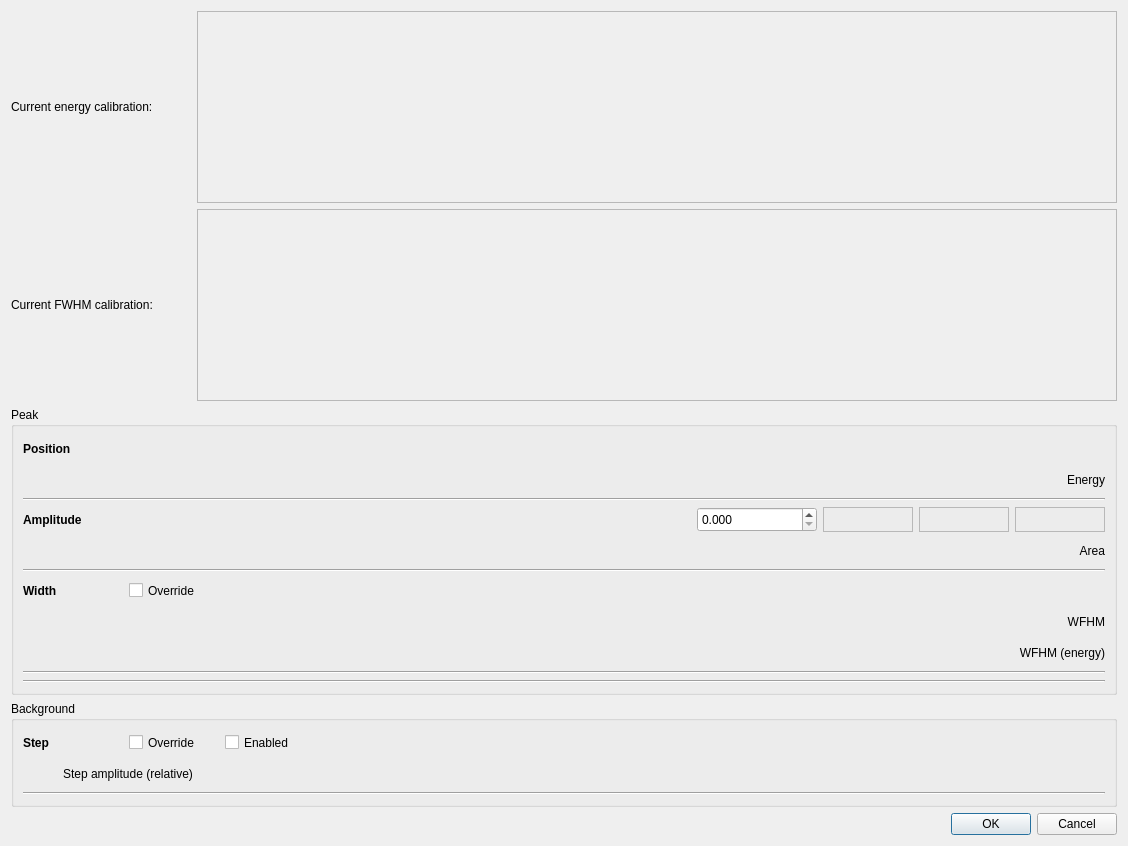
Above: source/gui/fitter/FormPeakInfo.ui from martukas/daquiri-qpx before the change. Below: the same form after it.
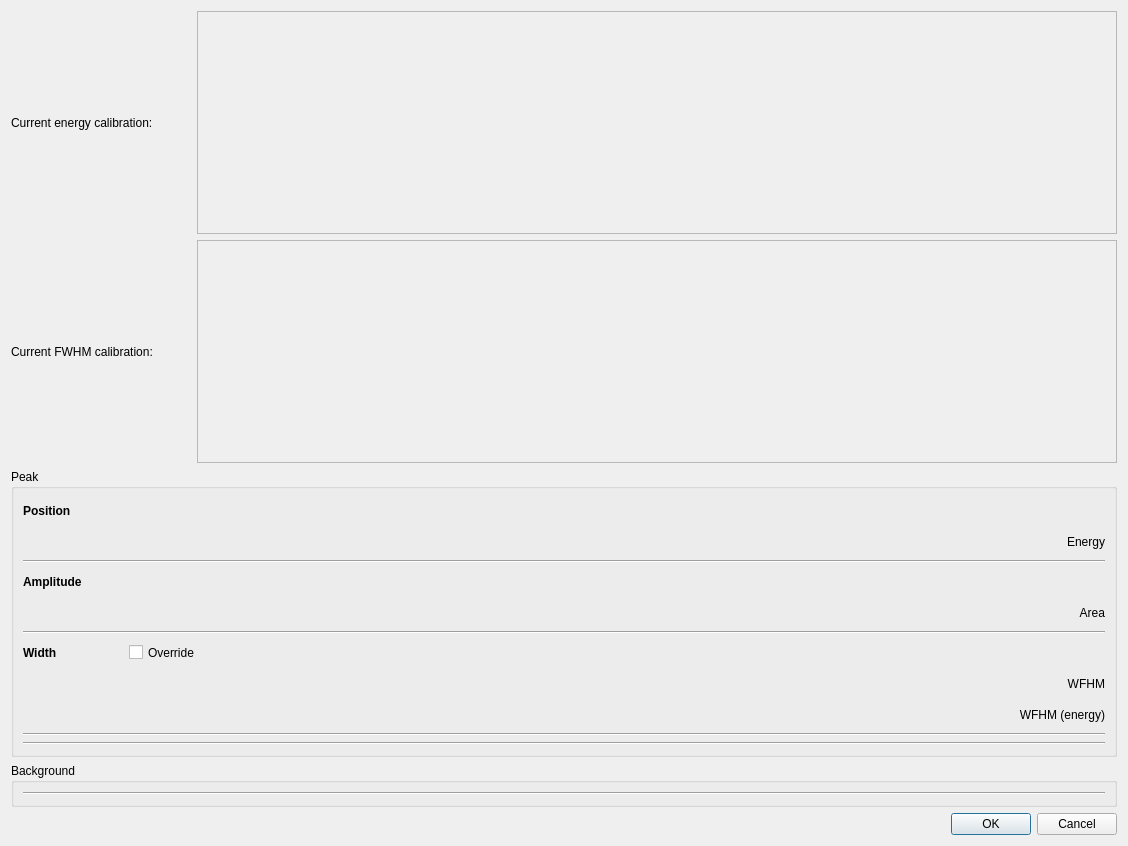
That is the form after the change. Icons and pictures are not drawn.

What changed in the file:
```diff
--- a/source/gui/fitter/FormPeakInfo.ui
+++ b/source/gui/fitter/FormPeakInfo.ui
@@ -66,136 +66,6 @@
             </property>
            </widget>
           </item>
-          <item>
-           <widget class="QDoubleSpinBox" name="doubleAmplitude">
-            <property name="minimumSize">
-             <size>
-              <width>120</width>
-              <height>25</height>
-             </size>
-            </property>
-            <property name="maximumSize">
-             <size>
-              <width>120</width>
-              <height>25</height>
-             </size>
-            </property>
-            <property name="decimals">
-             <number>3</number>
-            </property>
-            <property name="minimum">
-             <double>0.000000000000000</double>
-            </property>
-            <property name="maximum">
-             <double>9999999999999999635896294965248.000000000000000</double>
-            </property>
-            <property name="singleStep">
-             <double>0.100000000000000</double>
-            </property>
-           </widget>
-          </item>
-          <item>
-           <widget class="QLabel" name="labelAmplitude">
-            <property name="sizePolicy">
-             <sizepolicy hsizetype="Fixed" vsizetype="Preferred">
-              <horstretch>0</horstretch>
-              <verstretch>0</verstretch>
-             </sizepolicy>
-            </property>
-            <property name="minimumSize">
-             <size>
-              <width>90</width>
-              <height>25</height>
-             </size>
-            </property>
-            <property name="maximumSize">
-             <size>
-              <width>90</width>
-              <height>16777215</height>
-             </size>
-            </property>
-            <property name="frameShape">
-             <enum>QFrame::StyledPanel</enum>
-            </property>
-            <property name="frameShadow">
-             <enum>QFrame::Sunken</enum>
-            </property>
-            <property name="lineWidth">
-             <number>2</number>
-            </property>
-            <property name="text">
-             <string/>
-            </property>
-           </widget>
-          </item>
-          <item>
-           <widget class="QLabel" name="labelAmplitudeUncert">
-            <property name="sizePolicy">
-             <sizepolicy hsizetype="Fixed" vsizetype="Preferred">
-              <horstretch>0</horstretch>
-              <verstretch>0</verstretch>
-             </sizepolicy>
-            </property>
-            <property name="minimumSize">
-             <size>
-              <width>90</width>
-              <height>25</height>
-             </size>
-            </property>
-            <property name="maximumSize">
-             <size>
-              <width>90</width>
-              <height>16777215</height>
-             </size>
-            </property>
-            <property name="frameShape">
-             <enum>QFrame::StyledPanel</enum>
-            </property>
-            <property name="frameShadow">
-             <enum>QFrame::Sunken</enum>
-            </property>
-            <property name="lineWidth">
-             <number>2</number>
-            </property>
-            <property name="text">
-             <string/>
-            </property>
-           </widget>
-          </item>
-          <item>
-           <widget class="QLabel" name="labelAmplitudePercent">
-            <property name="sizePolicy">
-             <sizepolicy hsizetype="Fixed" vsizetype="Preferred">
-              <horstretch>0</horstretch>
-              <verstretch>0</verstretch>
-             </sizepolicy>
-            </property>
-            <property name="minimumSize">
-             <size>
-              <width>90</width>
-              <height>25</height>
-             </size>
-            </property>
-            <property name="maximumSize">
-             <size>
-              <width>90</width>
-              <height>16777215</height>
-             </size>
-            </property>
-            <property name="frameShape">
-             <enum>QFrame::StyledPanel</enum>
-            </property>
-            <property name="frameShadow">
-             <enum>QFrame::Sunken</enum>
-            </property>
-            <property name="lineWidth">
-             <number>2</number>
-            </property>
-            <property name="text">
-             <string/>
-            </property>
-           </widget>
-          </item>
          </layout>
         </item>
         <item row="6" column="0">
@@ -524,135 +394,8 @@
         <string>Background</string>
        </property>
        <layout class="QGridLayout" name="gridLayout_2">
-        <item row="1" column="0">
-         <layout class="QHBoxLayout" name="horizontalStepAmp">
-          <item>
-           <spacer name="horizontalSpacer_4">
-            <property name="orientation">
-             <enum>Qt::Horizontal</enum>
-            </property>
-            <property name="sizeType">
-             <enum>QSizePolicy::Maximum</enum>
-            </property>
-            <property name="sizeHint" stdset="0">
-             <size>
-              <width>40</width>
-              <height>20</height>
-             </size>
-            </property>
-           </spacer>
-          </item>
-          <item>
-           <widget class="QLabel" name="label_12">
-            <property name="minimumSize">
-             <size>
-              <width>0</width>
-              <height>25</height>
-             </size>
-            </property>
-            <property name="maximumSize">
-             <size>
-              <width>16777215</width>
-              <height>25</height>
-             </size>
-            </property>
-            <property name="text">
-             <string>Step amplitude (relative)</string>
-            </property>
-           </widget>
-          </item>
-         </layout>
-        </item>
         <item row="0" column="0">
-         <layout class="QHBoxLayout" name="horizontalLayout_19">
-          <item>
-           <widget class="QLabel" name="label_4">
-            <property name="sizePolicy">
-             <sizepolicy hsizetype="Preferred" vsizetype="Preferred">
-              <horstretch>0</horstretch>
-              <verstretch>0</verstretch>
-             </sizepolicy>
-            </property>
-            <property name="minimumSize">
-             <size>
-              <width>100</width>
-              <height>0</height>
-             </size>
-            </property>
-            <property name="maximumSize">
-             <size>
-              <width>16777215</width>
-              <height>16777215</height>
-             </size>
-            </property>
-            <property name="font">
-             <font>
-              <weight>75</weight>
-              <bold>true</bold>
-             </font>
-            </property>
-            <property name="text">
-             <string>Step</string>
-            </property>
-           </widget>
-          </item>
-          <item>
-           <widget class="QCheckBox" name="checkStepOverride">
-            <property name="enabled">
-             <bool>true</bool>
-            </property>
-            <property name="sizePolicy">
-             <sizepolicy hsizetype="Minimum" vsizetype="Fixed">
-              <horstretch>0</horstretch>
-              <verstretch>0</verstretch>
-             </sizepolicy>
-            </property>
-            <property name="minimumSize">
-             <size>
-              <width>90</width>
-              <height>25</height>
-             </size>
-            </property>
-            <property name="maximumSize">
-             <size>
-              <width>16777215</width>
-              <height>25</height>
-             </size>
-            </property>
-            <property name="text">
-             <string>Override</string>
-            </property>
-           </widget>
-          </item>
-          <item>
-           <widget class="QCheckBox" name="checkStepEnable">
-            <property name="enabled">
-             <bool>true</bool>
-            </property>
-            <property name="sizePolicy">
-             <sizepolicy hsizetype="Expanding" vsizetype="Fixed">
-              <horstretch>0</horstretch>
-              <verstretch>0</verstretch>
-             </sizepolicy>
-            </property>
-            <property name="minimumSize">
-             <size>
-              <width>90</width>
-              <height>25</height>
-             </size>
-            </property>
-            <property name="maximumSize">
-             <size>
-              <width>16777215</width>
-              <height>25</height>
-             </size>
-            </property>
-            <property name="text">
-             <string>Enabled</string>
-            </property>
-           </widget>
-          </item>
-         </layout>
+         <layout class="QHBoxLayout" name="horizontalStep"/>
         </item>
         <item row="3" column="0">
          <widget class="Line" name="line_5">
```
Left out of the diff: 6 changed lines with no effect on the pictures.
